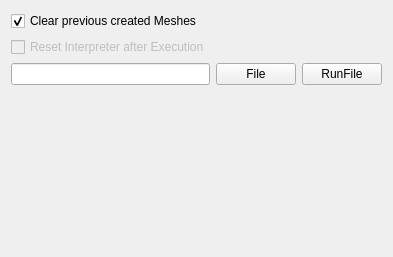
Qt form toolbox.ui (TinyTinni/OF_Plugin-PyMesh) before a commit.
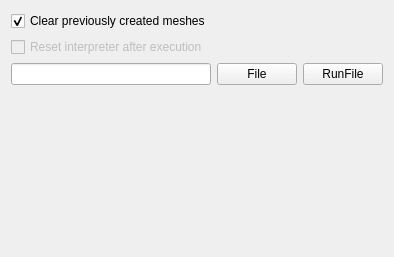
The same form after that commit.

Commit message: - disable redraw on object update batch. This increases the performance, when adding lots of new objects - improved text

The edit to the form file:
```diff
--- a/toolbox.ui
+++ b/toolbox.ui
@@ -26,7 +26,7 @@
       <string>Clear all Meshes which were created in the last run.</string>
      </property>
      <property name="text">
-      <string>Clear previous created Meshes</string>
+      <string>Clear previously created meshes</string>
      </property>
      <property name="checked">
       <bool>true</bool>
@@ -98,7 +98,7 @@
       <string>&lt;i&gt;Not Implemented yet. &lt;/i&gt; Resets the Python Interpreter. &lt;b&gt;Caution: &lt;/b&gt; Some extensions may not work properly if their initialization routine is called more than once; this can happen if an application calls Py_Initialize() and Py_Finalize() more than once.</string>
      </property>
      <property name="text">
-      <string>Reset Interpreter after Execution</string>
+      <string>Reset interpreter after execution</string>
      </property>
      <property name="checked">
       <bool>false</bool>
```
Left out of the diff: 20 changed lines with no effect on the pictures. The commit also changes 1 other file.
